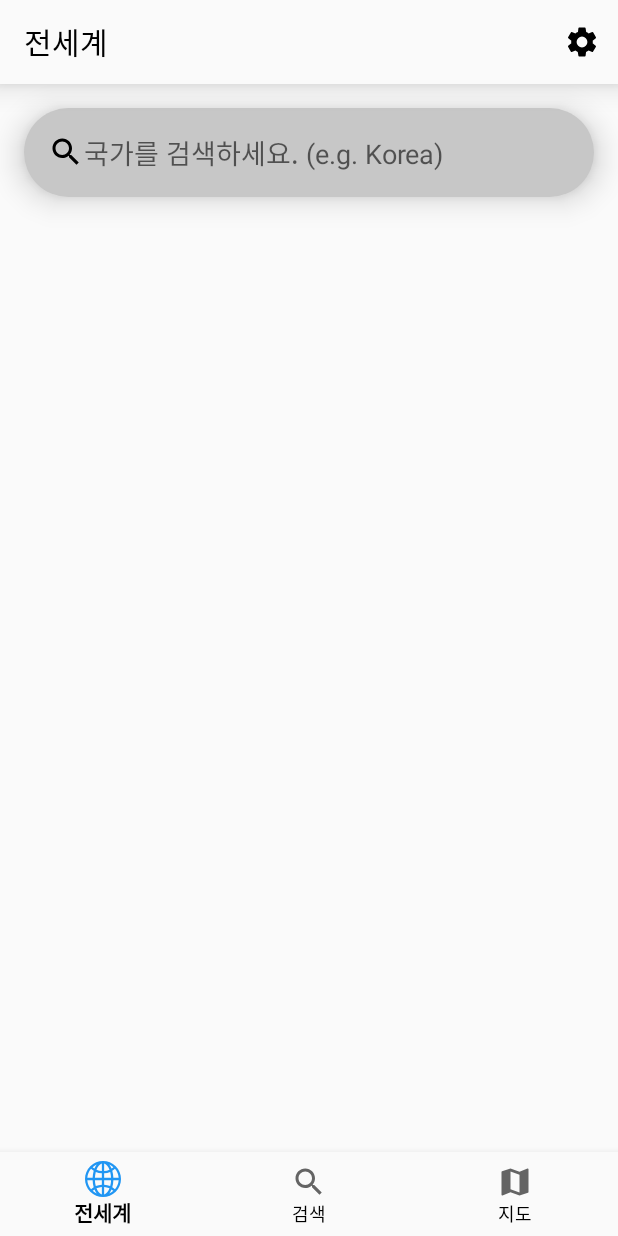
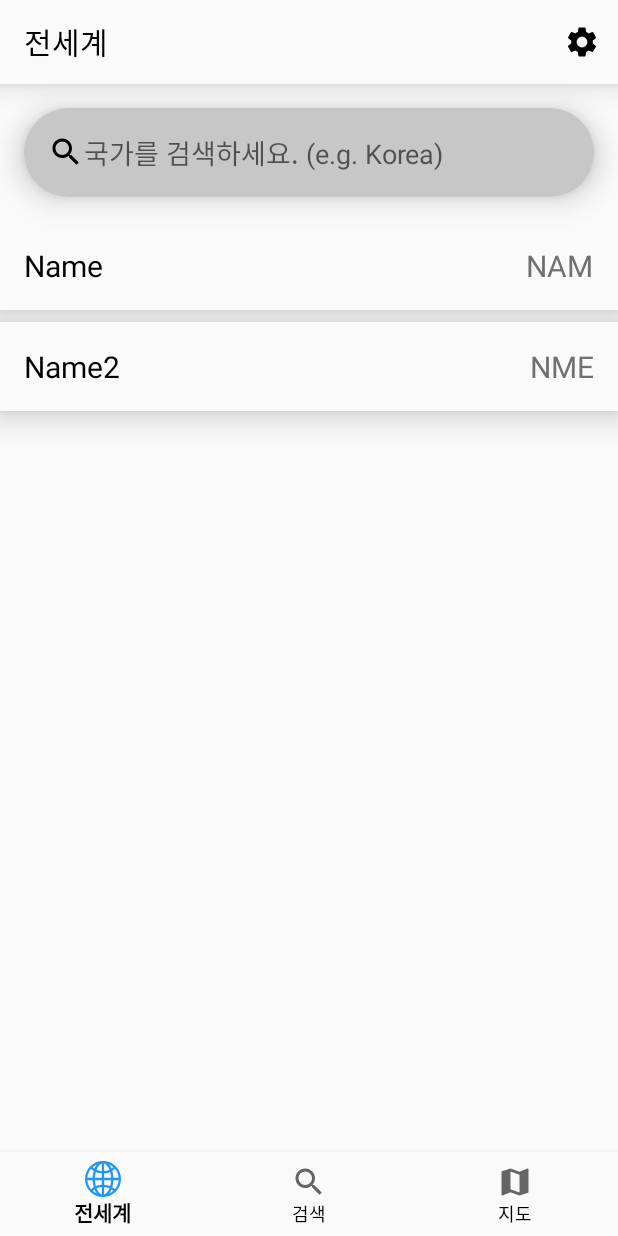
Before and after one commit to cheonjaeung/coronatracker, an Android app: the fragment SearchFragment placed in its activity, on a phone screen of 412 x 824 dp. Run offline under Robolectric (Android 15) with nearby library versions, the phone set to English and light mode, and no system bars; libraries missing offline, so code that uses them is left out: com.github.mikephil.charting; 41 statements that could not run were skipped.

Commit message:
Create MVP structure of search fragment.

```diff
--- a/app/src/main/java/com/entimer/coronatracker/api/country/Country.kt
+++ /dev/null
@@ -1,3 +0,0 @@
-package com.entimer.coronatracker.api.country
-
-data class Country(val name: String, val code: String)
--- a/app/src/main/java/com/entimer/coronatracker/ui/adapter/SearchListAdapter.kt
+++ b/app/src/main/java/com/entimer/coronatracker/ui/adapter/SearchListAdapter.kt
@@ -7,10 +7,10 @@ import android.view.ViewGroup
 import android.widget.TextView
 import androidx.recyclerview.widget.RecyclerView
 import com.entimer.coronatracker.R
-import com.entimer.coronatracker.api.country.Country
+import com.entimer.coronatracker.api.iso3166.Iso3166Data
 
-class SearchListAdapter(items: ArrayList<Country>): RecyclerView.Adapter<SearchListAdapter.ViewHolder>() {
-    private var items = items
+class SearchListAdapter: RecyclerView.Adapter<SearchListAdapter.ViewHolder>() {
+    private var items = ArrayList<Iso3166Data>()
 
     class ViewHolder(view: View): RecyclerView.ViewHolder(view) {
         val nameView: TextView = view.findViewById(R.id.item_search_resultList_countryName)
@@ -20,7 +20,7 @@ class SearchListAdapter(items: ArrayList<Country>): RecyclerView.Adapter<SearchL
     override fun onCreateViewHolder(parent: ViewGroup, viewType: Int): ViewHolder {
         val context = parent.context
         val inflater = context.getSystemService(Context.LAYOUT_INFLATER_SERVICE) as LayoutInflater
-        val view = inflater.inflate(R.layout.item_search_result_list, parent, false)
+        val view = inflater.inflate(R.layout.item_search_list, parent, false)
         return ViewHolder(
             view
         )
@@ -32,10 +32,10 @@ class SearchListAdapter(items: ArrayList<Country>): RecyclerView.Adapter<SearchL
 
     override fun onBindViewHolder(holder: ViewHolder, position: Int) {
         holder.nameView.text = items[position].name
-        holder.codeView.text = items[position].code
+        holder.codeView.text = items[position].alpha3
     }
 
-    fun updateList(items: ArrayList<Country>) {
+    fun updateList(items: ArrayList<Iso3166Data>) {
         this.items = items
         notifyDataSetChanged()
     }
--- a/app/src/main/java/com/entimer/coronatracker/ui/base/IMvp.kt
+++ b/app/src/main/java/com/entimer/coronatracker/ui/base/IMvp.kt
@@ -22,6 +22,13 @@ interface IMvp {
             fun startLoading(view: android.view.View)
             fun stopLoading(view: android.view.View)
         }
+
+        interface Search {
+            fun initViews(view: android.view.View)
+            fun initListeners(view: android.view.View)
+            fun startLoading(view: android.view.View)
+            fun stopLoading(view: android.view.View)
+        }
     }
 
     interface Presenter {
@@ -35,5 +42,9 @@ interface IMvp {
             fun updatePieChart(caseData: CaseData)
             fun updateLineChart(caseList: ArrayList<CaseData>)
         }
+
+        interface Search {
+            fun getData(context: Context)
+        }
     }
 }
--- a/app/src/main/java/com/entimer/coronatracker/ui/main/search/SearchFragment.kt
+++ b/app/src/main/java/com/entimer/coronatracker/ui/main/search/SearchFragment.kt
@@ -5,10 +5,54 @@ import android.os.Bundle
 import android.view.LayoutInflater
 import android.view.View
 import android.view.ViewGroup
+import android.view.animation.AnimationUtils
+import androidx.recyclerview.widget.LinearLayoutManager
 import com.entimer.coronatracker.R
+import com.entimer.coronatracker.api.iso3166.Iso3166Data
+import com.entimer.coronatracker.ui.adapter.SearchListAdapter
+import com.entimer.coronatracker.ui.base.IMvp
+import kotlinx.android.synthetic.main.fragment_search.view.*
 
-class SearchFragment: Fragment() {
+class SearchFragment: Fragment(), IMvp.View.Search {
+    private lateinit var presenter: SearchPresenter
+
     override fun onCreateView(inflater: LayoutInflater?, container: ViewGroup?, savedInstanceState: Bundle?): View? {
-        return inflater!!.inflate(R.layout.fragment_search, container, false)
+        val view =  inflater!!.inflate(R.layout.fragment_search, container, false)
+
+        presenter = SearchPresenter(this, view)
+
+        initViews(view)
+
+        return view
+    }
+
+    override fun initViews(view: View) {
+        startLoading(view)
+        initSearchList(view)
+        stopLoading(view)
+    }
+
+    private fun initSearchList(view: View) {
+        val list = view.search_list
+        val adapter = SearchListAdapter()
+
+        list.layoutManager = LinearLayoutManager(view.context)
+        list.adapter = adapter
+
+        adapter.updateList(arrayListOf(Iso3166Data("Name", "NA", "NAM", "001"),
+            Iso3166Data("Name2", "NM", "NME", "002")))
+    }
+
+    override fun initListeners(view: View) {
+    }
+
+    override fun startLoading(view: View) {
+        view.search_loading.startAnimation(AnimationUtils.loadAnimation(view.context, R.anim.anim_updating))
+        view.search_loadingLayout.visibility = View.VISIBLE
+    }
+
+    override fun stopLoading(view: View) {
+        view.search_loading.clearAnimation()
+        view.search_loadingLayout.visibility = View.GONE
     }
 }
--- /dev/null
+++ b/app/src/main/java/com/entimer/coronatracker/ui/main/search/SearchModel.kt
@@ -0,0 +1,5 @@
+package com.entimer.coronatracker.ui.main.search
+
+class SearchModel(presenter: SearchPresenter) {
+    private val presenter = presenter
+}
--- /dev/null
+++ b/app/src/main/java/com/entimer/coronatracker/ui/main/search/SearchPresenter.kt
@@ -0,0 +1,15 @@
+package com.entimer.coronatracker.ui.main.search
+
+import android.content.Context
+import android.view.View
+import com.entimer.coronatracker.ui.base.IMvp
+
+class SearchPresenter(view: IMvp.View.Search, fragmentView: View): IMvp.Presenter.Search {
+    private val view = view
+    private val fragmentView = fragmentView
+    private val model = SearchModel(this)
+
+    override fun getData(context: Context) {
+
+    }
+}
--- a/app/src/main/res/layout/fragment_search.xml
+++ b/app/src/main/res/layout/fragment_search.xml
@@ -22,11 +22,30 @@
         app:layout_constraintTop_toTopOf="parent"/>
 
     <androidx.recyclerview.widget.RecyclerView
-        android:id="@+id/search_resultList"
+        android:id="@+id/search_list"
         android:layout_width="match_parent"
         android:layout_height="0dp"
         android:layout_marginTop="16dp"
         app:layout_constraintTop_toBottomOf="@+id/search_searchBar"
         app:layout_constraintBottom_toBottomOf="parent"/>
 
+    <LinearLayout
+        android:id="@+id/search_loadingLayout"
+        android:orientation="vertical"
+        android:layout_width="match_parent"
+        android:layout_height="0dp"
+        android:background="?android:attr/windowBackground"
+        android:gravity="center"
+        android:visibility="gone"
+        app:layout_constraintTop_toTopOf="@+id/search_list"
+        app:layout_constraintBottom_toBottomOf="@+id/search_list">
+
+        <ImageView
+            android:id="@+id/search_loading"
+            android:layout_width="48dp"
+            android:layout_height="48dp"
+            android:src="@drawable/ic_updating_24dp"/>
+
+    </LinearLayout>
+
 </androidx.constraintlayout.widget.ConstraintLayout>
```
Also changed, not shown: app/src/main/res/layout/item_search_list.xml (renamed from app/src/main/res/layout/item_search_result_list.xml).
